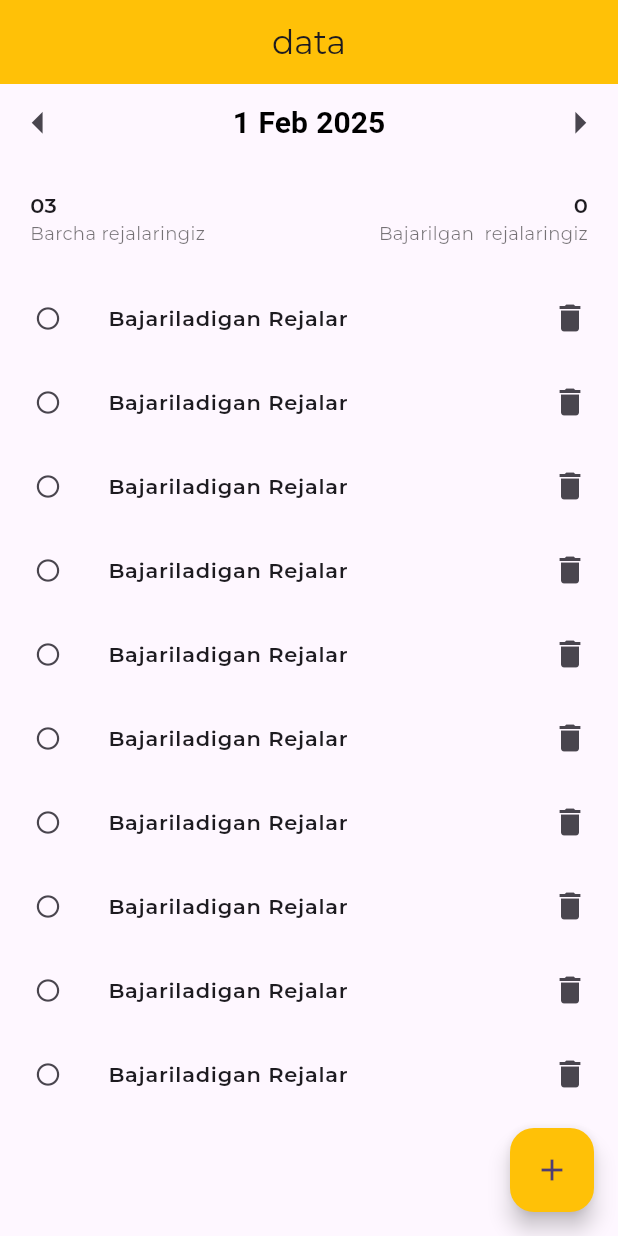
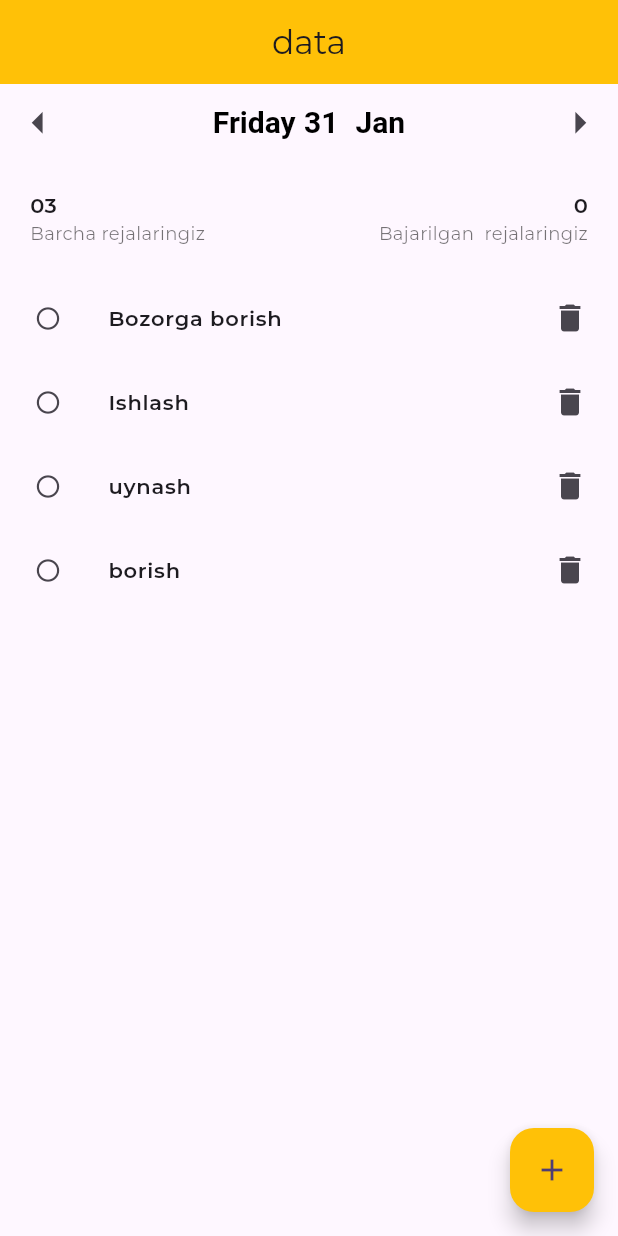
Before and after one commit to murodovjavlon1/ToDo, a Flutter app: the screen it shows after launch, after a tap on the "arrow left" icon, on a phone screen of 412 x 824 dp. Run offline on Flutter 3.47's test engine with Material 3 defaults, Android fonts, the phone set to English and light mode, and no system bars; our stand-ins replace google_fonts.

Commit message:
O'zgarish qo'shildi

```diff
--- /dev/null
+++ b/lib/home/reja.dart
@@ -0,0 +1,32 @@
+import 'package:algaortim/models/reja_model.dart';
+import 'package:flutter/material.dart';
+
+class Reja extends StatelessWidget {
+  final RejaModel reja;
+  const Reja(this.reja);
+
+  @override
+  Widget build(BuildContext context) {
+    return ListTile(
+      contentPadding: const EdgeInsets.symmetric(horizontal: 8),
+      trailing: IconButton(
+        onPressed: () {},
+        icon: const Icon(Icons.delete),
+      ),
+      leading: IconButton(
+        onPressed: () {},
+        icon: const Icon(
+          Icons.circle_outlined,
+          size: 18,
+        ),
+      ),
+      title:  Text(
+        reja.nomi,
+        style: TextStyle(
+          fontSize: 14,
+          fontWeight: FontWeight.w600,
+        ),
+      ),
+    );
+  }
+}
--- a/lib/home/rejalar.dart
+++ b/lib/home/rejalar.dart
@@ -1,5 +1,6 @@
 import 'package:algaortim/home/rejalar_ruyxati.dart';
 import 'package:algaortim/home/sana.dart';
+import 'package:algaortim/models/reja_model.dart';
 import 'package:flutter/material.dart';
 
 class Rejalar extends StatefulWidget {
@@ -10,6 +11,8 @@ class Rejalar extends StatefulWidget {
 }
 
 class _RejalarState extends State<Rejalar> {
+  List<RejaModel> rejalar = RejalarR().ruyxat;
+
   DateTime belgilanganKun = DateTime.now();
   void sananiTanlash(BuildContext context) {
     showDatePicker(
@@ -27,8 +30,29 @@ class _RejalarState extends State<Rejalar> {
         });
   }
 
+  void oldingiSana() {
+    setState(() {
+      belgilanganKun = DateTime(
+        belgilanganKun.year,
+        belgilanganKun.month,
+        belgilanganKun.day - 1,
+      );
+    });
+  }
+
+  void kiyingiSana() {
+    setState(() {
+      belgilanganKun = DateTime(
+        belgilanganKun.year,
+        belgilanganKun.month,
+        belgilanganKun.day + 1,
+      );
+    });
+  }
+
   @override
   Widget build(BuildContext context) {
+    print(rejalar[0].nomi);
     return Scaffold(
       appBar: AppBar(
         title: const Text("data"),
@@ -45,9 +69,11 @@ class _RejalarState extends State<Rejalar> {
           Sana(
             belgilanganKun: belgilanganKun,
             sananiTanlash: sananiTanlash,
+            oldingiSana: oldingiSana,
+            kiyingiSana: kiyingiSana,
           ),
           const Two(),
-          const RejalarRuyxati(),
+           RejalarRuyxati(plan: rejalar),
         ],
       ),
     );
--- a/lib/home/rejalar_ruyxati.dart
+++ b/lib/home/rejalar_ruyxati.dart
@@ -1,37 +1,21 @@
+import 'package:algaortim/home/reja.dart';
+import 'package:algaortim/models/reja_model.dart';
 import 'package:flutter/material.dart';
 
 class RejalarRuyxati extends StatelessWidget {
+  final List<RejaModel> plan;
+
   const RejalarRuyxati({
-    super.key,
+    super.key, required this.plan,
   });
 
   @override
   Widget build(BuildContext context) {
     return Expanded(
       child: ListView.builder(
-        itemCount: 10,
+        itemCount: plan.length,
         itemBuilder: (context, index) {
-          return ListTile(
-            contentPadding: const EdgeInsets.symmetric(horizontal: 8),
-            trailing: IconButton(
-              onPressed: () {},
-              icon: const Icon(Icons.delete),
-            ),
-            leading: IconButton(
-              onPressed: () {},
-              icon: const Icon(
-                Icons.circle_outlined,
-                size: 18,
-              ),
-            ),
-            title: const Text(
-              "Bajariladigan Rejalar",
-              style: TextStyle(
-                fontSize: 14,
-                fontWeight: FontWeight.w600,
-              ),
-            ),
-          );
+          return  Reja(plan[index]);
         },
       ),
     );
--- a/lib/home/sana.dart
+++ b/lib/home/sana.dart
@@ -4,11 +4,16 @@ import 'package:intl/intl.dart';
 
 class Sana extends StatefulWidget {
   final void Function(BuildContext) sananiTanlash;
+
   final DateTime belgilanganKun;
+  final void Function() oldingiSana;
+  final void Function() kiyingiSana;
   const Sana({
     super.key,
     required this.sananiTanlash,
     required this.belgilanganKun,
+    required this.oldingiSana,
+    required this.kiyingiSana,
   });
 
   @override
@@ -22,7 +27,7 @@ class _SanaState extends State<Sana> {
       mainAxisAlignment: MainAxisAlignment.spaceBetween,
       children: <Widget>[
         IconButton(
-          onPressed: () {},
+          onPressed: widget.oldingiSana,
           icon: const Icon(
             Icons.arrow_left,
             size: 35,
@@ -39,7 +44,8 @@ class _SanaState extends State<Sana> {
               ),
               children: [
                 TextSpan(
-                  text: DateFormat('d MMM y').format(widget.belgilanganKun),
+                  text:
+                      DateFormat(' EEEE d  MMM ').format(widget.belgilanganKun),
                   style: const TextStyle(
                     color: Colors.black,
                     fontSize: 20,
@@ -51,7 +57,7 @@ class _SanaState extends State<Sana> {
           ),
         ),
         IconButton(
-          onPressed: () {},
+          onPressed: widget.kiyingiSana,
           icon: const Icon(
             Icons.arrow_right,
             size: 35,
@@ -61,7 +67,6 @@ class _SanaState extends State<Sana> {
     );
   }
 }
-
 
 class Two extends StatelessWidget {
   const Two({
--- /dev/null
+++ b/lib/models/reja_model.dart
@@ -0,0 +1,30 @@
+class RejaModel {
+  final String id;
+  final String nomi;
+  final DateTime kuni;
+  bool bajarildi = false;
+
+  RejaModel({
+    required this.nomi,
+    required this.kuni,
+    required this.id,
+  });
+
+  void bajarildiniUzgartirish() {
+    bajarildi = !bajarildi;
+  }
+}
+
+class RejalarR {
+  // _ private | shaxsiy
+  List<RejaModel> _ruyxat = [
+    RejaModel(nomi: "Bozorga borish ", kuni: DateTime.now(), id: "n1"),
+    RejaModel(nomi: "Ishlash ", kuni: DateTime.now(), id: "n2"),
+    RejaModel(nomi: "uynash  ", kuni: DateTime.now(), id: "n3"),
+    RejaModel(nomi: "borish  ", kuni: DateTime.now(), id: "n4"),
+  ];
+ List <RejaModel> get ruyxat{
+  return _ruyxat;
+ }
+
+}
```
